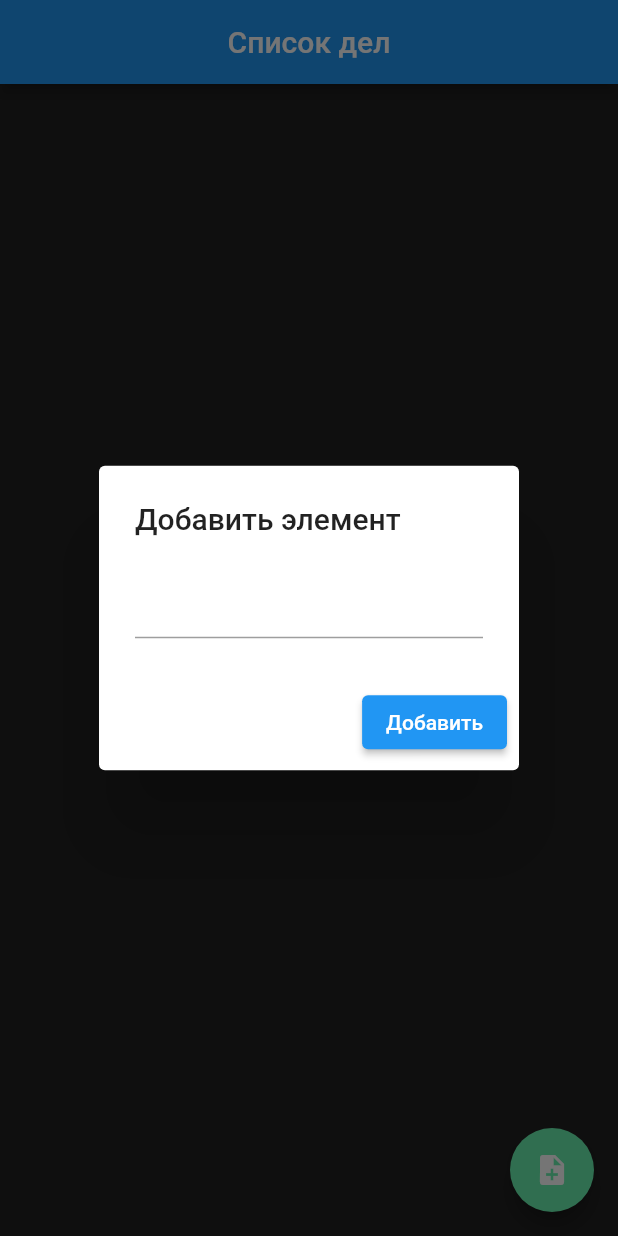
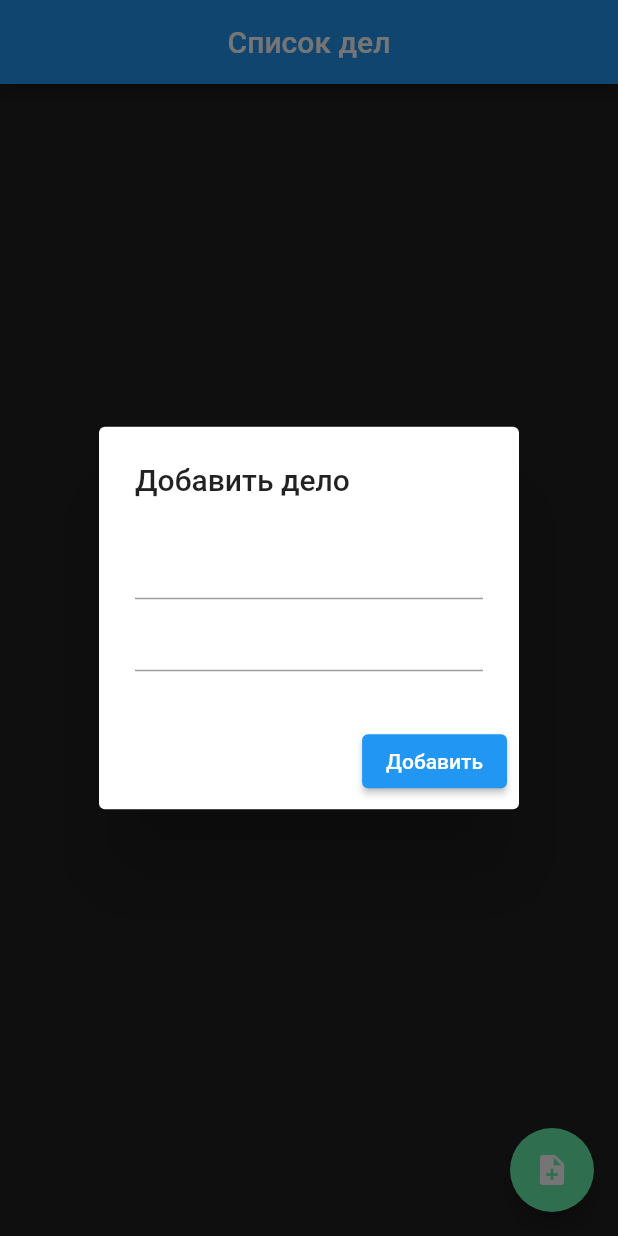
Before and after one commit to TommyTate/sgroup, a Flutter app: the screen it shows after launch, after a tap on the "note add" icon, on a phone screen of 412 x 824 dp. Run offline on Flutter 3.47's test engine with Material 2 defaults, Android fonts, the phone set to English and light mode, and no system bars; our stand-ins replace shared_preferences.

Commit message:
upd 1.1
10.12.2022

```diff
--- a/lib/models/toDoListModel.dart
+++ b/lib/models/toDoListModel.dart
@@ -2,13 +2,15 @@ import 'dart:convert';
 
 class ToDoListModel {
   String title = '';
+  String time = '';
 
-  ToDoListModel({this.title = ''});
+  ToDoListModel({this.title = '', this.time = ''});
 
   factory ToDoListModel.fromJson(Map<String, dynamic> parsedJson) =>
-      ToDoListModel(title: parsedJson['title'] ?? null);
+      ToDoListModel(time: parsedJson['time'], title: parsedJson['title'] ?? null);
   static Map<String, dynamic> toMap(ToDoListModel toDoList) => {
         'title': toDoList.title,
+        'time': toDoList.time,
       };
 
   static String encode(List<ToDoListModel> list) => json.encode(
--- a/lib/pages/Home.dart
+++ b/lib/pages/Home.dart
@@ -15,6 +15,7 @@ class Home extends StatefulWidget {
 
 class _HomeState extends State<Home> {
   String _userToDo = '';
+  String _userTimeToDo = '';
   List<ToDoListModel> todoList = []; //Делаем список типа ToDoListModel
   final Future<SharedPreferences> _prefs = SharedPreferences
       .getInstance(); //Объявляем переменную для извлечения строк из shared Preferences
@@ -68,6 +69,7 @@ class _HomeState extends State<Home> {
                       child: Card(
                         child: ListTile(
                           title: Text(global.taskList[index].title),
+                          subtitle: Text(global.taskList[index].time),
                           trailing: IconButton(
                               icon: Icon(Icons.delete_forever_rounded,
                                   color: Colors.deepOrangeAccent),
@@ -103,12 +105,19 @@ class _HomeState extends State<Home> {
                 context: context,
                 builder: (BuildContext context) {
                   return AlertDialog(
-                    title: Text('Добавить элемент'),
-                    content: TextField(
+                    title: Text('Добавить дело'),
+                    content: Container(
+                    height: 100.0,
+                    child: Column(children: [TextField(
                       onChanged: (String value) {
                         _userToDo = value;
                       },
                     ),
+                    TextField(
+                      onChanged: (String value) {
+                        _userTimeToDo = value;
+                      },
+                    ),]),),
                     actions: [
                       ElevatedButton(
                           onPressed: () {
@@ -116,7 +125,7 @@ class _HomeState extends State<Home> {
 
                             setState(() {
                               global.taskList
-                                  .add(ToDoListModel(title: _userToDo));
+                                  .add(ToDoListModel(title: _userToDo, time: _userTimeToDo));
                             });
                             saveToDoItemsToLocalBase(global
                                 .taskList); //Затем сохраняем обновленный список в SharedPreferences
```
